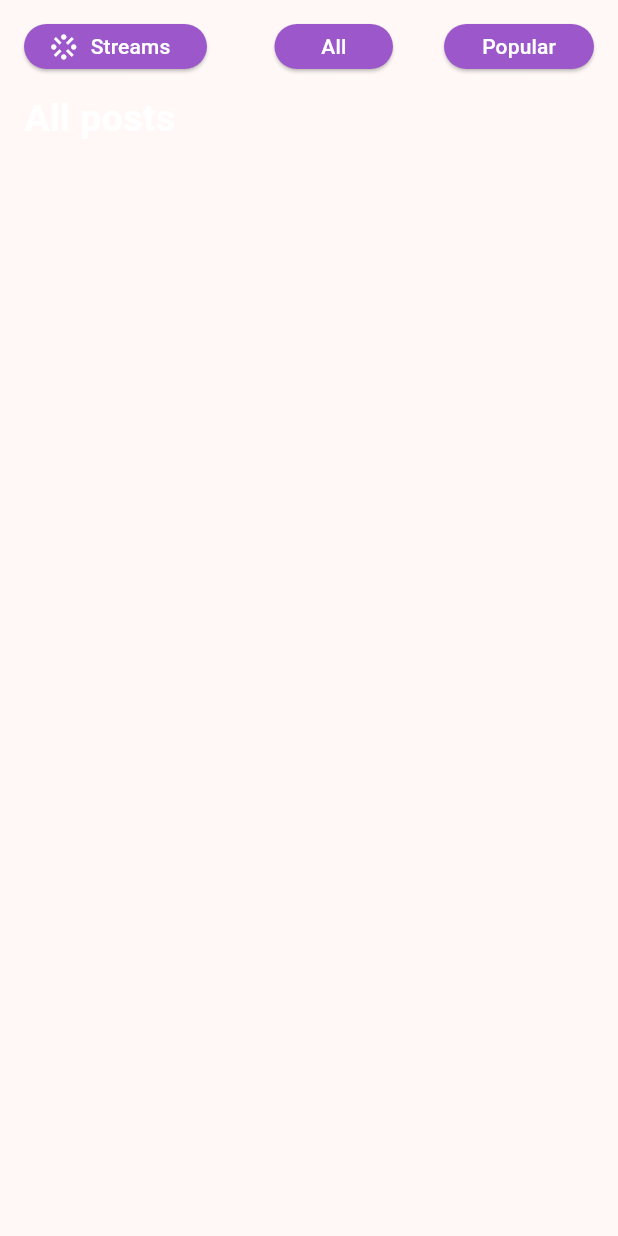
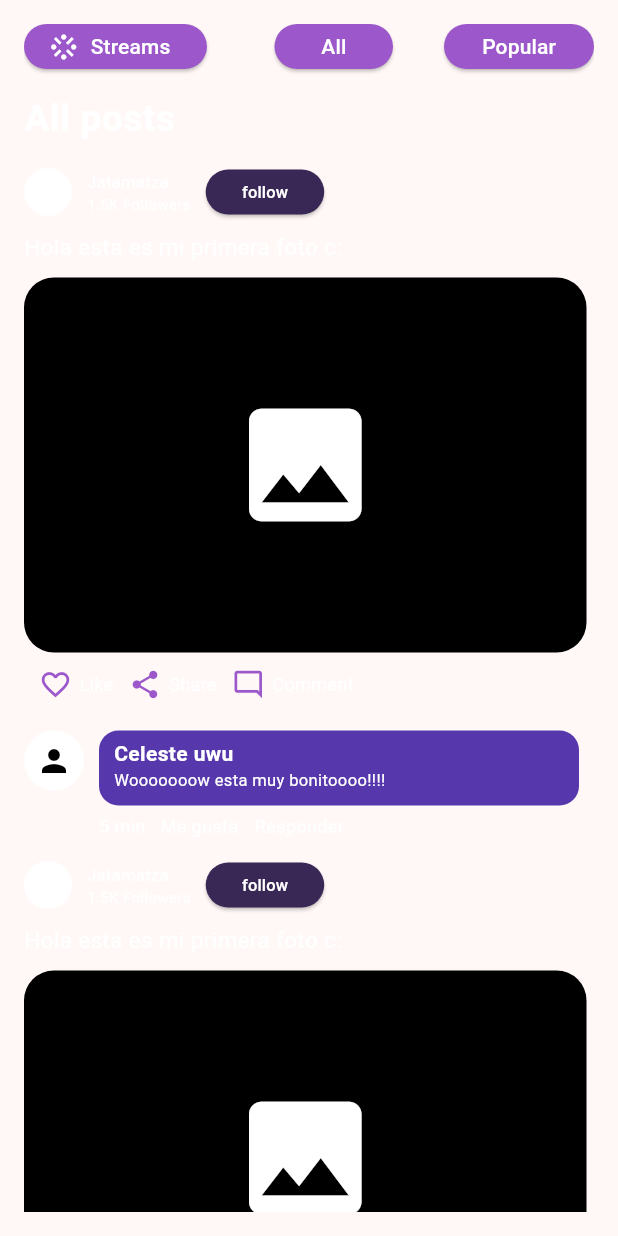
Before and after one commit to EpsyUwU/fifth_essence, a Flutter app: the Post screen opened directly, on a phone screen of 412 x 824 dp. Run offline on Flutter 3.47's test engine with Material 3 defaults, Android fonts, the light colour scheme and no system bars; our stand-ins replace intl_phone_number_input, pin_code_fields.

Commit message:
post view

```diff
--- a/lib/display/screens/post/post.dart
+++ b/lib/display/screens/post/post.dart
@@ -1,4 +1,5 @@
 import 'package:fifth_essence/display/widgets/category_buttons.dart';
+import 'package:fifth_essence/display/widgets/custom_post.dart';
 import 'package:flutter/material.dart';
 
 class Post extends StatelessWidget {
@@ -6,17 +7,21 @@ class Post extends StatelessWidget {
 
   @override
   Widget build(BuildContext context) {
-    return Scaffold(
+    return const Scaffold(
       body: Padding(
-        padding: const EdgeInsets.all(16),
+        padding: EdgeInsets.all(16),
+        child: SingleChildScrollView(
           child: Column(
             crossAxisAlignment: CrossAxisAlignment.start,
             children: [
               CategoryButtons(),
-            const SizedBox(height: 15),
+              SizedBox(height: 15),
               Text("All posts", style: TextStyle(color: Colors.white, fontSize: 25, fontWeight: FontWeight.bold)),
+              CustomPost(),
+              CustomPost()
             ],
           ),
+        )
       )
     );
   }
--- a/lib/display/screens/streams/stream_view.dart
+++ b/lib/display/screens/streams/stream_view.dart
@@ -18,32 +18,16 @@ class StreamView extends StatelessWidget {
         child: Column(
           children: [
             const SizedBox(height: 20,),
-            Row(
+            const Row(
               children: [
-                const Icon(
+                Icon(
                   Icons.arrow_back,
                   size: 35,
                   color: Colors.white,
                 ),
-                const CustomUserInfo(),
-                SizedBox(
-                  width: 79,
-                  height: 30,
-                  child: ElevatedButton(onPressed: popo,
-                      style: ElevatedButton.styleFrom(
-                        backgroundColor: const Color.fromRGBO(57, 39, 85, 100), // Este es el color de fondo del botón
-                      ),
-                      child: const Text(
-                          "follow",
-                          style: TextStyle(
-                            fontSize: 11,
-                            color: Colors.white,
-                          )
-                      )
-                  ),
-                ),
-                const Spacer(),
-                const CustomViewCount(viewers: 1000)
+                CustomUserInfo(),
+                Spacer(),
+                CustomViewCount(viewers: 1000)
               ]
             ),
             const SizedBox(height: 20,),
@@ -54,7 +38,7 @@ class StreamView extends StatelessWidget {
                 color: Colors.black,
                 borderRadius: BorderRadius.circular(20)
               ),
-              child: Icon(
+              child: const Icon(
                 Icons.video_camera_front_outlined,
                 size: 100,
                 color: Colors.white,
--- /dev/null
+++ b/lib/display/widgets/custom_button_follow.dart
@@ -0,0 +1,27 @@
+import 'package:flutter/material.dart';
+
+class CustomButtonFollow extends StatelessWidget {
+  const CustomButtonFollow({super.key, required this.onPressed});
+
+  final VoidCallback onPressed;
+
+  @override
+  Widget build(BuildContext context) {
+    return SizedBox(
+      width: 79,
+      height: 30,
+      child: ElevatedButton(onPressed: onPressed,
+          style: ElevatedButton.styleFrom(
+            backgroundColor: const Color.fromRGBO(57, 39, 85, 100), // Este es el color de fondo del botón
+          ),
+          child: const Text(
+              "follow",
+              style: TextStyle(
+                fontSize: 11,
+                color: Colors.white,
+              )
+          )
+      ),
+    );
+  }
+}
--- /dev/null
+++ b/lib/display/widgets/custom_interaction_options.dart
@@ -0,0 +1,52 @@
+import 'package:flutter/material.dart';
+
+class CustomInteractionOptions extends StatelessWidget {
+  const CustomInteractionOptions({super.key});
+
+  @override
+  Widget build(BuildContext context) {
+    return Row(
+      children: [
+        const SizedBox(width: 10,),
+        GestureDetector(
+          onTap: () {
+            print("Like button pressed");
+          },
+          child: const Row(
+            children: [
+              Icon(Icons.favorite_border, color: Color.fromRGBO(156, 88, 203, 100), size: 22),
+              SizedBox(width: 5),
+              Text("Like", style: TextStyle(color: Colors.white, fontSize: 12)),
+            ],
+          )
+        ),
+        const SizedBox(width: 10),
+        GestureDetector(
+            onTap: () {
+              print("Share button pressed");
+            },
+            child: const Row(
+              children: [
+                Icon(Icons.share, color: Color.fromRGBO(156, 88, 203, 100), size: 22),
+                SizedBox(width: 5),
+                Text("Share", style: TextStyle(color: Colors.white, fontSize: 12)),
+              ],
+            )
+        ),
+        const SizedBox(width: 10),
+        GestureDetector(
+            onTap: () {
+              print("Comment button pressed");
+            },
+            child: const Row(
+              children: [
+                Icon(Icons.mode_comment_outlined, color: Color.fromRGBO(156, 88, 203, 100), size: 22),
+                SizedBox(width: 5),
+                Text("Comment", style: TextStyle(color: Colors.white, fontSize: 12)),
+              ],
+            )
+        ),
+      ],
+    );
+  }
+}
--- /dev/null
+++ b/lib/display/widgets/custom_post.dart
@@ -0,0 +1,47 @@
+import 'package:fifth_essence/display/widgets/custom_comment.dart';
+import 'package:fifth_essence/display/widgets/custom_interaction_options.dart';
+import 'package:fifth_essence/display/widgets/custom_user_infor.dart';
+import 'package:flutter/material.dart';
+
+class CustomPost extends StatelessWidget {
+  const CustomPost({super.key});
+
+  @override
+  Widget build(BuildContext context) {
+    return Padding(
+      padding: const EdgeInsets.fromLTRB(0, 15, 0, 0),
+      child: Column(
+        crossAxisAlignment: CrossAxisAlignment.start,
+        children: [
+          const CustomUserInfo(),
+          const SizedBox(height: 10),
+          const Text(
+            "Hola esta es mi primera foto c:",
+            style: TextStyle(
+              color: Colors.white,
+              fontSize: 15,
+            ),
+          ),
+          const SizedBox(height: 10),
+          Container(
+            width: 375,
+            height: 250,
+            decoration: BoxDecoration(
+                color: Colors.black,
+                borderRadius: BorderRadius.circular(20)
+            ),
+            child: const Icon(
+              Icons.photo,
+              size: 100,
+              color: Colors.white,
+            ),
+          ),
+          const SizedBox(height: 10),
+          const CustomInteractionOptions(),
+          const SizedBox(height: 10),
+          CustomComment(username: "Celeste uwu", comment: "Wooooooow esta muy bonitoooo!!!!"),
+        ],
+      ),
+    );
+  }
+}
--- a/lib/display/widgets/custom_user_infor.dart
+++ b/lib/display/widgets/custom_user_infor.dart
@@ -1,3 +1,4 @@
+import 'package:fifth_essence/display/widgets/custom_button_follow.dart';
 import 'package:flutter/material.dart';
 
 class CustomUserInfo extends StatelessWidget {
@@ -39,7 +40,12 @@ class CustomUserInfo extends StatelessWidget {
           ),
         ),
         const SizedBox(width: 10),
+        CustomButtonFollow(onPressed: onPressed)
       ]
     );
   }
+
+  void onPressed() {
+    print("Follow button pressed");
+  }
 }
```
Lines whose indentation alone changed are shown as unchanged.
